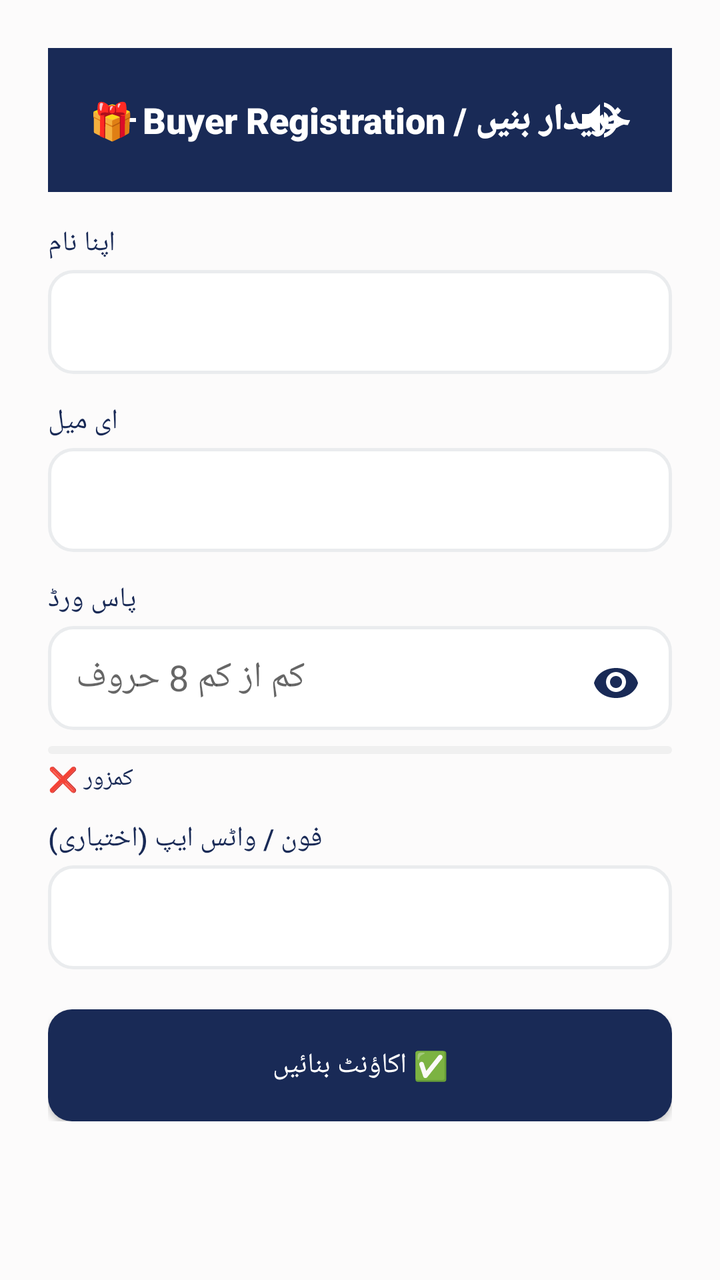
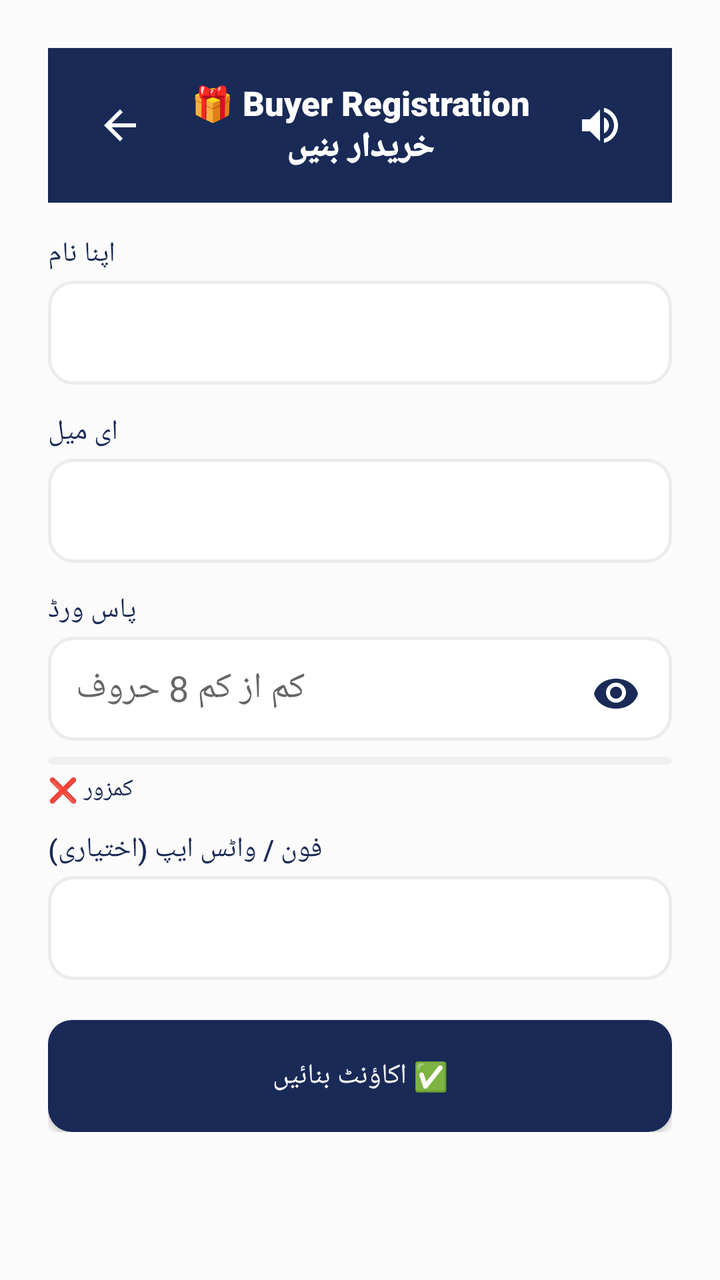

The first picture is an Android layout as it rendered before a commit; the second is the same layout after the commit. The layout source and the unified diff follow.
<!-- AndroidManifest.xml: application theme Theme.SheEmpower -->
<!-- res/layout/activity_buyer_register.xml -->
<?xml version="1.0" encoding="utf-8"?>
<ScrollView xmlns:android="http://schemas.android.com/apk/res/android"
    xmlns:app="http://schemas.android.com/apk/res-auto"
    android:layout_width="match_parent"
    android:layout_height="match_parent"
    android:background="@color/background">

    <LinearLayout
        android:layout_width="match_parent"
        android:layout_height="wrap_content"
        android:orientation="vertical"
        android:padding="24dp">

        
        <LinearLayout
            android:layout_width="match_parent"
            android:layout_height="wrap_content"
            android:background="#192A56"
            android:padding="16dp"
            android:orientation="vertical"
            android:layout_marginBottom="16dp">

            <RelativeLayout
                android:layout_width="match_parent"
                android:layout_height="wrap_content">

                <ImageButton
                    android:id="@+id/btnBack"
                    android:layout_width="40dp"
                    android:layout_height="40dp"
                    android:layout_alignParentStart="true"
                    android:layout_centerVertical="true"
                    android:background="?attr/selectableItemBackgroundBorderless"
                    android:src="@drawable/ic_arrow_back"
                    app:tint="#FFFFFF"
                    android:contentDescription="Back" />

                <TextView
                    android:layout_width="wrap_content"
                    android:layout_height="wrap_content"
                    android:layout_centerInParent="true"
                    android:text="🎁 Buyer Registration / خریدار بنیں"
                    android:textSize="18sp"
                    android:fontFamily="sans-serif-black"
                    android:textColor="#FFFFFF" />

                <ImageButton
                    android:id="@+id/btnSpeaker"
                    android:layout_width="40dp"
                    android:layout_height="40dp"
                    android:layout_alignParentEnd="true"
                    android:layout_centerVertical="true"
                    android:background="?attr/selectableItemBackgroundBorderless"
                    android:src="@drawable/ic_speaker"
                    app:tint="#FFFFFF"
                    android:contentDescription="Speaker" />
            </RelativeLayout>
        </LinearLayout>

        <TextView
            android:layout_width="wrap_content"
            android:layout_height="wrap_content"
            android:text="اپنا نام"
            android:fontFamily="sans-serif-medium"
            android:textColor="@color/text_primary"
            android:layout_marginBottom="4dp" />

        <com.google.android.material.textfield.TextInputEditText
            android:id="@+id/etName"
            android:layout_width="match_parent"
            android:layout_height="52dp"
            android:padding="14dp"
            android:background="@drawable/bg_skeu_input"
            android:layout_marginBottom="14dp" />

        <TextView
            android:layout_width="wrap_content"
            android:layout_height="wrap_content"
            android:text="ای میل"
            android:fontFamily="sans-serif-medium"
            android:textColor="@color/text_primary"
            android:layout_marginBottom="4dp" />

        <com.google.android.material.textfield.TextInputEditText
            android:id="@+id/etEmail"
            android:layout_width="match_parent"
            android:layout_height="52dp"
            android:padding="14dp"
            android:background="@drawable/bg_skeu_input"
            android:layout_marginBottom="14dp" />

        <TextView
            android:layout_width="wrap_content"
            android:layout_height="wrap_content"
            android:text="پاس ورڈ"
            android:fontFamily="sans-serif-medium"
            android:textColor="@color/text_primary"
            android:layout_marginBottom="4dp" />

        <FrameLayout
            android:layout_width="match_parent"
            android:layout_height="52dp"
            android:layout_marginBottom="8dp">

            <com.google.android.material.textfield.TextInputEditText
                android:id="@+id/etPassword"
                android:layout_width="match_parent"
                android:layout_height="match_parent"
                android:inputType="textPassword"
                android:hint="کم از کم 8 حروف"
                android:padding="14dp"
                android:paddingEnd="45dp"
                android:background="@drawable/bg_skeu_input" />

            <ImageButton
                android:id="@+id/togglePasswordVisibility"
                android:layout_width="40dp"
                android:layout_height="40dp"
                android:layout_gravity="end|center_vertical"
                android:layout_marginEnd="8dp"
                android:background="?attr/selectableItemBackgroundBorderless"
                android:src="@drawable/ic_eye_closed"
                android:contentDescription="Toggle Password Visibility"
                android:scaleType="centerInside" />
        </FrameLayout>

        <ProgressBar
            android:id="@+id/passwordStrengthBar"
            android:layout_width="match_parent"
            android:layout_height="4dp"
            android:layout_marginBottom="4dp"
            android:progressDrawable="@drawable/progress_password_strength"
            style="@style/Widget.AppCompat.ProgressBar.Horizontal" />

        <TextView
            android:id="@+id/passwordStrengthText"
            android:layout_width="wrap_content"
            android:layout_height="wrap_content"
            android:text="کمزور ❌"
            android:textSize="12sp"
            android:fontFamily="sans-serif-medium"
            android:textColor="@color/primary"
            android:layout_marginBottom="12dp" />

        <TextView
            android:layout_width="wrap_content"
            android:layout_height="wrap_content"
            android:text="فون / واٹس ایپ (اختیاری)"
            android:fontFamily="sans-serif-medium"
            android:textColor="@color/text_primary"
            android:layout_marginBottom="4dp" />

        <com.google.android.material.textfield.TextInputEditText
            android:id="@+id/etPhone"
            android:layout_width="match_parent"
            android:layout_height="52dp"
            android:padding="14dp"
            android:background="@drawable/bg_skeu_input"
            android:layout_marginBottom="20dp" />

        <Button
            android:id="@+id/btnRegister"
            android:layout_width="match_parent"
            android:layout_height="56dp"
            android:text="✅ اکاؤنٹ بنائیں"
            android:fontFamily="sans-serif-medium"
            android:background="@drawable/bg_skeu_button_primary"
            android:textColor="#FFFFFF" />

    </LinearLayout>
</ScrollView>
<!-- resources referenced by this layout -->
<resources>
  <color name="background">#FCFBFB</color>
  <color name="primary">#192A56</color>
  kkkkkkkkk
  <color name="text_primary">#192A56</color>
  <!-- drawable bg_skeu_button_primary (drawable) -->
  <?xml version="1.0" encoding="utf-8"?>
  <shape xmlns:android="http://schemas.android.com/apk/res/android"
      android:shape="rectangle">
      <solid android:color="@color/midnight_navy" />
      <corners android:radius="12dp" />
  </shape>
  <!-- drawable bg_skeu_input (drawable) -->
  <?xml version="1.0" encoding="utf-8"?>
  <shape xmlns:android="http://schemas.android.com/apk/res/android"
      android:shape="rectangle">
      <solid android:color="@color/white" />
      <corners android:radius="12dp" />
      <stroke android:color="@color/card_border" android:width="1.5dp" />
  </shape>
  <!-- drawable ic_arrow_back (drawable) -->
  <?xml version="1.0" encoding="utf-8"?>
  <vector xmlns:android="http://schemas.android.com/apk/res/android"
      android:width="24dp"
      android:height="24dp"
      android:viewportWidth="24"
      android:viewportHeight="24">
      <path
          android:fillColor="#FFFFFF"
          android:pathData="M20,11H7.83l5.59-5.59L12,4l-8,8l8,8l1.41-1.41L7.83,13H20v-2z"/>
  </vector>
  <!-- drawable ic_eye_closed (drawable) -->
  <?xml version="1.0" encoding="utf-8"?>
  <vector xmlns:android="http://schemas.android.com/apk/res/android"
      android:width="24dp"
      android:height="24dp"
      android:viewportWidth="24"
      android:viewportHeight="24">
      <path
          android:fillColor="#192A56"
          android:pathData="M12,7C6.48,7 2.14,10.14 1,14.5C2.14,18.86 6.48,22 12,22C17.52,22 21.86,18.86 23,14.5C21.86,10.14 17.52,7 12,7ZM12,19C9.24,19 7,16.76 7,14C7,11.24 9.24,9 12,9C14.76,9 17,11.24 17,14C17,16.76 14.76,19 12,19ZM12,11C10.34,11 9,12.34 9,14C9,15.66 10.34,17 12,17C13.66,17 15,15.66 15,14C15,12.34 13.66,11 12,11Z" />
  </vector>
  <!-- drawable ic_speaker (drawable) -->
  <?xml version="1.0" encoding="utf-8"?>
  <vector xmlns:android="http://schemas.android.com/apk/res/android"
      android:width="24dp"
      android:height="24dp"
      android:viewportWidth="24"
      android:viewportHeight="24">
      <path
          android:fillColor="#FFFFFF"
          android:pathData="M3,9v6h4l5,5V4L7,9H3zm13.5,3c0-1.77-1.02-3.29-2.5-4.03v8.05c1.48-0.73,2.5-2.25,2.5-4.02zM14,3.23v2.06c2.89,0.86,5,3.54,5,6.71s-2.11,5.85-5,6.71v2.06c4.01-0.91,7-4.49,7-8.77s-2.99-7.86-7-8.77z"/>
  </vector>
  <!-- drawable progress_password_strength (drawable) -->
  <?xml version="1.0" encoding="utf-8"?>
  <layer-list xmlns:android="http://schemas.android.com/apk/res/android">
      
      <item android:id="@android:id/background">
          <shape android:shape="rectangle">
              <solid android:color="#F0F0F0" />
              <corners android:radius="2dp" />
          </shape>
      </item>
  
      
      <item android:id="@android:id/progress">
          <clip>
              <shape android:shape="rectangle">
                  <solid android:color="#192A56" />
                  <corners android:radius="2dp" />
              </shape>
          </clip>
      </item>
  </layer-list>
  <style name="Theme.SheEmpower" parent="Theme.AppCompat.Light.NoActionBar">
          <item name="colorPrimary">@color/primary</item>
          <item name="colorPrimaryDark">@color/primary_dark</item>
          <item name="colorAccent">@color/accent</item>
          <item name="android:windowBackground">@color/background</item>
          <item name="android:colorBackground">@color/background</item>
          <item name="android:textColorPrimary">@color/text_primary</item>
          <item name="android:textColorSecondary">@color/text_secondary</item>
          <item name="android:statusBarColor">@color/primary_dark</item>
      </style>
  <color name="midnight_navy">#192A56</color>
  <color name="white">#FFFFFF</color>
  <color name="card_border">#EAECEE</color>
  <color name="primary_dark">#0F1B3D</color>
  <color name="accent">#F7D794</color>
  <color name="text_secondary">#6B7A99</color>
</resources>

<!-- the commit's change to res/layout/activity_buyer_register.xml (unified diff, before → after) -->
@@ -39,8 +39,9 @@
                     android:layout_width="wrap_content"
                     android:layout_height="wrap_content"
                     android:layout_centerInParent="true"
-                    android:text="🎁 Buyer Registration / خریدار بنیں"
-                    android:textSize="18sp"
+                    android:text="🎁 Buyer Registration\nخریدار بنیں"
+                    android:textSize="17sp"
+                    android:gravity="center"
                     android:fontFamily="sans-serif-black"
                     android:textColor="#FFFFFF" />
 
